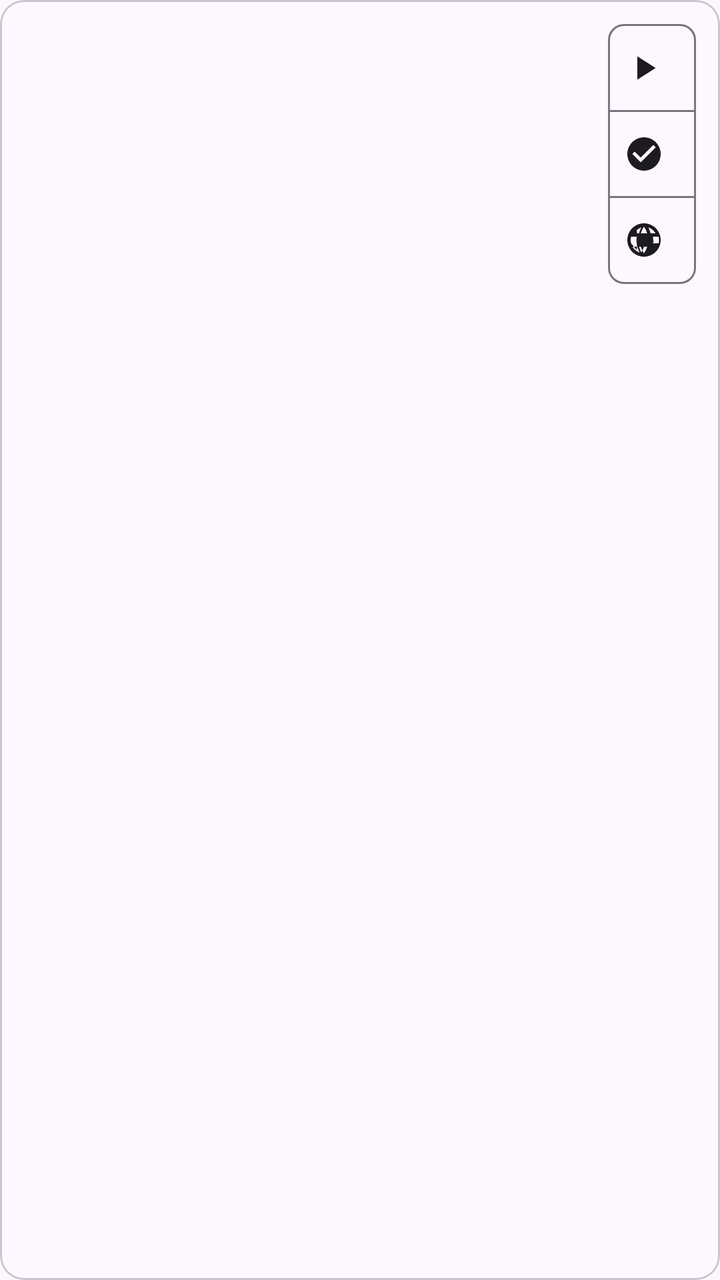
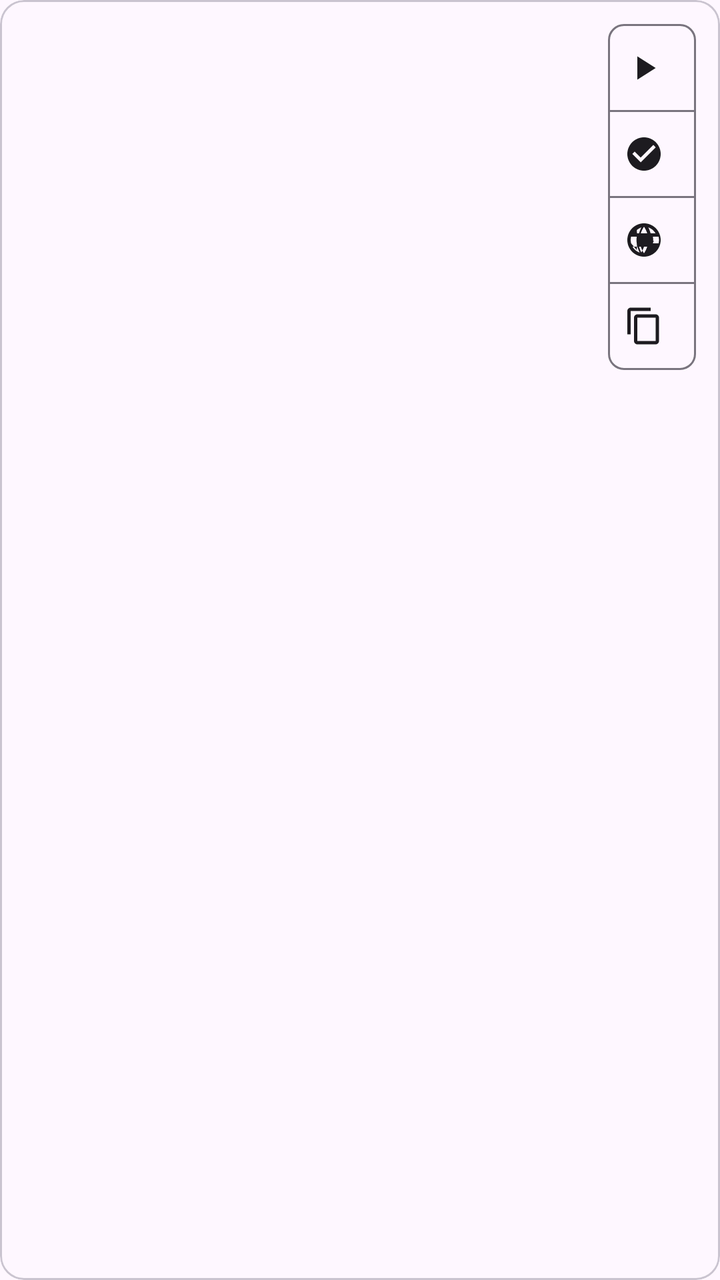

Screens rendered from an Android XML layout before and after an edit, with the pre-edit source and the edit as a unified diff.
<!-- AndroidManifest.xml: application theme Theme.AintListening -->
<!-- res/layout/item_transcription_paragraph.xml -->
<?xml version="1.0" encoding="utf-8"?>
<com.google.android.material.card.MaterialCardView
    xmlns:android="http://schemas.android.com/apk/res/android"
    xmlns:app="http://schemas.android.com/apk/res-auto"
    android:layout_width="match_parent"
    android:layout_height="wrap_content"
    android:layout_marginBottom="8dp"
    app:cardElevation="0dp"
    app:strokeWidth="1dp"
    app:strokeColor="?attr/colorOutlineVariant">

    <androidx.constraintlayout.widget.ConstraintLayout
        android:layout_width="match_parent"
        android:layout_height="wrap_content"
        android:padding="12dp">

        <TextView
            android:id="@+id/paragraphText"
            android:layout_width="0dp"
            android:layout_height="wrap_content"
            android:textSize="16sp"
            android:textIsSelectable="true"
            android:textColor="?attr/colorOnSurface"
            app:layout_constraintStart_toStartOf="parent"
            app:layout_constraintEnd_toStartOf="@+id/toggleGroup"
            app:layout_constraintTop_toTopOf="parent"
            app:layout_constraintBottom_toBottomOf="parent" />

        <com.google.android.material.button.MaterialButtonToggleGroup
            android:id="@+id/toggleGroup"
            android:layout_width="wrap_content"
            android:layout_height="wrap_content"
            android:layout_marginStart="8dp"
            android:orientation="vertical"
            app:layout_constraintEnd_toEndOf="parent"
            app:layout_constraintTop_toTopOf="parent"
            app:layout_constraintBottom_toBottomOf="parent">

            <com.google.android.material.button.MaterialButton
                android:id="@+id/btnPlay"
                style="@style/Widget.Material3.Button.OutlinedButton.Icon"
                android:layout_width="44dp"
                android:layout_height="44dp"
                app:icon="@drawable/ic_play_arrow"
                app:iconSize="20dp"
                app:iconPadding="0dp"
                app:iconGravity="textStart"
                app:cornerRadius="8dp"
                android:insetLeft="0dp"
                android:insetTop="0dp"
                android:insetRight="0dp"
                android:insetBottom="0dp"
                android:contentDescription="@string/cd_play_audio" />

            <com.google.android.material.button.MaterialButton
                android:id="@+id/btnRaw"
                style="@style/Widget.Material3.Button.OutlinedButton.Icon"
                android:layout_width="44dp"
                android:layout_height="44dp"
                app:icon="@drawable/ic_check_circle"
                app:iconSize="20dp"
                app:iconPadding="0dp"
                app:iconGravity="textStart"
                app:cornerRadius="8dp"
                android:insetLeft="0dp"
                android:insetTop="0dp"
                android:insetRight="0dp"
                android:insetBottom="0dp"
                android:contentDescription="@string/cd_raw_text" />

            <com.google.android.material.button.MaterialButton
                android:id="@+id/btnSmart"
                style="@style/Widget.Material3.Button.OutlinedButton.Icon"
                android:layout_width="44dp"
                android:layout_height="44dp"
                app:icon="@drawable/ic_language"
                app:iconSize="20dp"
                app:iconPadding="0dp"
                app:iconGravity="textStart"
                app:cornerRadius="8dp"
                android:insetLeft="0dp"
                android:insetTop="0dp"
                android:insetRight="0dp"
                android:insetBottom="0dp"
                android:contentDescription="@string/cd_smart_text" />

        </com.google.android.material.button.MaterialButtonToggleGroup>

    </androidx.constraintlayout.widget.ConstraintLayout>
</com.google.android.material.card.MaterialCardView>
<!-- resources referenced by this layout -->
<resources>
  <!-- drawable ic_check_circle (drawable) -->
  <vector xmlns:android="http://schemas.android.com/apk/res/android"
      android:width="24dp"
      android:height="24dp"
      android:viewportWidth="24"
      android:viewportHeight="24"
      android:tint="?attr/colorControlNormal">
    <path
        android:fillColor="@android:color/white"
        android:pathData="M12,2C6.48,2 2,6.48 2,12s4.48,10 10,10 10,-4.48 10,-10S17.52,2 12,2zM10,17l-5,-5 1.41,-1.41L10,14.17l7.59,-7.59L19,8l-9,9z"/>
  </vector>
  <!-- drawable ic_language (drawable) -->
  <vector xmlns:android="http://schemas.android.com/apk/res/android"
      android:width="24dp"
      android:height="24dp"
      android:viewportWidth="24"
      android:viewportHeight="24"
      android:tint="?attr/colorControlNormal">
    <path
        android:fillColor="@android:color/white"
        android:pathData="M11.99,2C6.47,2 2,6.47 2,12s4.47,10 9.99,10S22,17.53 22,12 17.52,2 11.99,2zM18.92,8h-2.95c-0.32,-1.25 -0.78,-2.45 -1.38,-3.56 1.84,0.63 3.37,1.91 4.33,3.56zM12,4.04c0.83,1.2 1.48,2.53 1.91,3.96h-3.82c0.43,-1.43 1.08,-2.76 1.91,-3.96zM4.26,14C4.1,13.36 4,12.69 4,12s0.1,-1.36 0.26,-2h3.38c-0.08,0.66 -0.14,1.32 -0.14,2s0.06,1.34 0.14,2L4.26,14zM4.26,10h3.38c0.08,-0.66 0.14,-1.32 0.14,-2s-0.06,-1.34 -0.14,-2L4.26,10zM10.41,4.44c-0.6,1.11 -1.06,2.31 -1.38,3.56L6.08,8c0.96,-1.65 2.49,-2.93 4.33,-3.56zM10.41,19.56c-0.6,-1.11 -1.06,-2.31 -1.38,-3.56h2.95c-0.43,1.43 -1.08,2.76 -1.91,3.96zM4.26,14h3.38c0.08,0.66 0.14,1.32 0.14,2s-0.06,1.34 -0.14,2L4.26,14zM5.08,16h2.95c0.32,1.25 0.78,2.45 1.38,3.56 -1.84,-0.63 -3.37,-1.91 -4.33,-3.56zM12,19.96c-0.83,-1.2 -1.48,-2.53 -1.91,-3.96h3.82c-0.43,1.43 -1.08,2.76 -1.91,3.96zM18.92,16h-2.95c-0.32,1.25 -0.78,2.45 -1.38,3.56 1.84,-0.63 3.37,-1.91 4.33,-3.56zM20.74,14h-3.38c0.08,-0.66 0.14,-1.32 0.14,-2s-0.06,-1.34 -0.14,-2h3.38c0.16,0.64 0.26,1.31 0.26,2s-0.1,1.36 -0.26,2zM13.62,16h2.95c0.32,-1.25 0.78,-2.45 1.38,-3.56 -1.84,0.63 -3.37,1.91 -4.33,3.56z"/>
  </vector>
  <!-- drawable ic_play_arrow (drawable) -->
  <vector xmlns:android="http://schemas.android.com/apk/res/android"
      android:width="24dp"
      android:height="24dp"
      android:viewportWidth="24"
      android:viewportHeight="24"
      android:tint="?attr/colorControlNormal">
    <path
        android:fillColor="@android:color/white"
        android:pathData="M8,5v14l11,-7z"/>
  </vector>
  <string name="cd_play_audio">Play audio chunk</string>
  <string name="cd_raw_text">Show transcribed text</string>
  <string name="cd_smart_text">Show smart formatted text</string>
  <style name="Theme.AintListening" parent="Theme.Material3.DayNight.NoActionBar">
          <item name="android:statusBarColor">@android:color/transparent</item>
          <item name="android:windowLightStatusBar" tools:targetApi="m">false</item>
      </style>
</resources>

<!-- the commit's change to res/layout/item_transcription_paragraph.xml (unified diff, before → after) -->
@@ -84,6 +84,22 @@
                 android:insetBottom="0dp"
                 android:contentDescription="@string/cd_smart_text" />
 
+            <com.google.android.material.button.MaterialButton
+                android:id="@+id/btnCopy"
+                style="@style/Widget.Material3.Button.OutlinedButton.Icon"
+                android:layout_width="44dp"
+                android:layout_height="44dp"
+                app:icon="@drawable/ic_content_copy"
+                app:iconSize="20dp"
+                app:iconPadding="0dp"
+                app:iconGravity="textStart"
+                app:cornerRadius="8dp"
+                android:insetLeft="0dp"
+                android:insetTop="0dp"
+                android:insetRight="0dp"
+                android:insetBottom="0dp"
+                android:contentDescription="@string/cd_copy_text" />
+
         </com.google.android.material.button.MaterialButtonToggleGroup>
 
     </androidx.constraintlayout.widget.ConstraintLayout>
<!-- resource entries referenced after the edit -->
@@ -10,6 +10,17 @@
     <path
         android:fillColor="@android:color/white"
         android:pathData="M12,2C6.48,2 2,6.48 2,12s4.48,10 10,10 10,-4.48 10,-10S17.52,2 12,2zM10,17l-5,-5 1.41,-1.41L10,14.17l7.59,-7.59L19,8l-9,9z"/>
+  </vector>
+  <!-- drawable ic_content_copy (drawable) -->
+  <vector xmlns:android="http://schemas.android.com/apk/res/android"
+      android:width="24dp"
+      android:height="24dp"
+      android:viewportWidth="24"
+      android:viewportHeight="24"
+      android:tint="?attr/colorControlNormal">
+    <path
+        android:fillColor="@android:color/white"
+        android:pathData="M16,1H4C2.9,1 2,1.9 2,3v14h2V3h12V1zM19,5H8C6.9,5 6,5.9 6,7v14c0,1.1 0.9,2 2,2h11c1.1,0 2,-0.9 2,-2V7C21,5.9 20.1,5 19,5zM19,21H8V7h11V21z"/>
   </vector>
   <!-- drawable ic_language (drawable) -->
   <vector xmlns:android="http://schemas.android.com/apk/res/android"
@@ -33,6 +44,7 @@
         android:fillColor="@android:color/white"
         android:pathData="M8,5v14l11,-7z"/>
   </vector>
+  <string name="cd_copy_text">Copy text to clipboard</string>
   <string name="cd_play_audio">Play audio chunk</string>
   <string name="cd_raw_text">Show transcribed text</string>
   <string name="cd_smart_text">Show smart formatted text</string>
